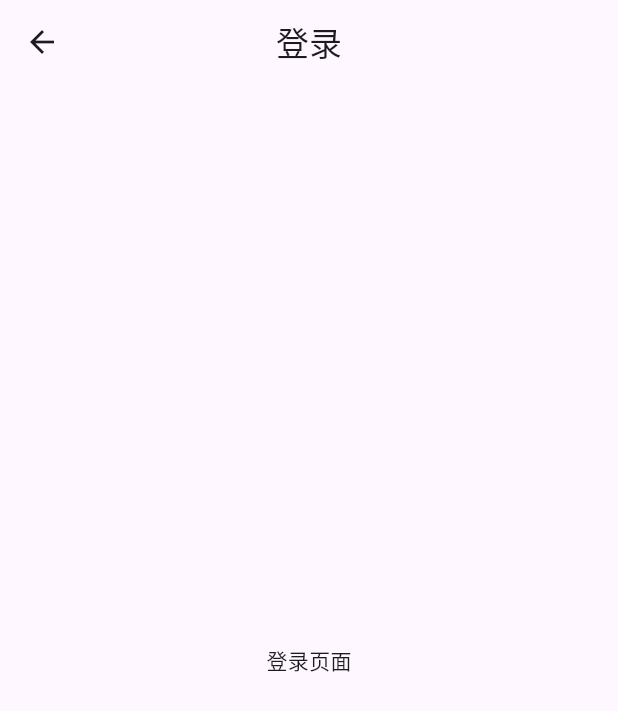
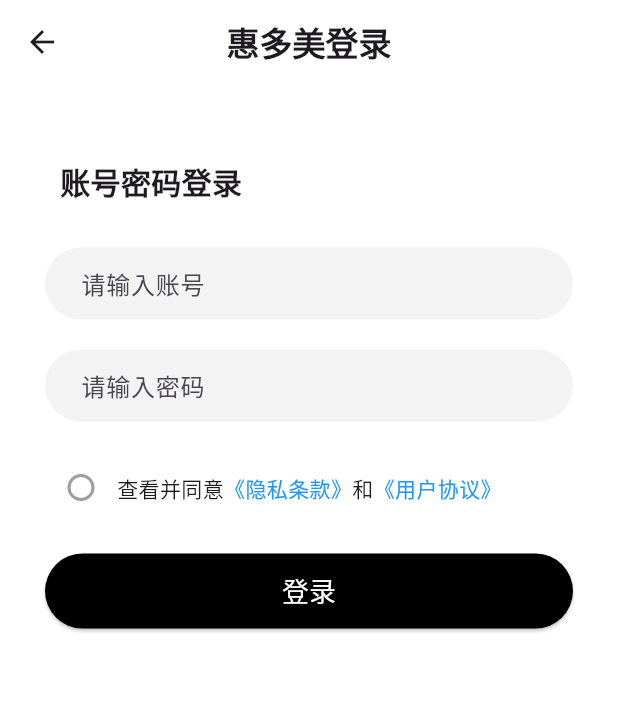
Before and after one commit to heima-A/gb_shop, a Flutter app: the LoginPage screen opened by its route, on a phone screen of 412 x 824 dp. Shown: the top 711 px of the screen. Run offline on Flutter 3.47's test engine with Material 3 defaults, Android fonts, the phone set to English and light mode, and no system bars; our stand-ins replace carousel_slider, dio; network calls fail.

Commit message:
表单校验完成

```diff
--- a/lib/pages/Home/Home.dart
+++ b/lib/pages/Home/Home.dart
@@ -177,7 +177,7 @@
     await _getOneStopList();
     await _getRecommendList();
     //展示刷新成功消息组件
-    ToastUtilis.shouToast(context, "刷新成功");
+    ToastUtilis.showToast(context, "刷新成功");
     _padding = 0;
     setState(() {
 
--- a/lib/pages/Login/index.dart
+++ b/lib/pages/Login/index.dart
@@ -1,4 +1,6 @@
 import 'package:flutter/material.dart';
+import 'package:gb_shop/utils/ToastUtilis.dart';
+
 
 class LoginPage extends StatefulWidget {
   LoginPage({Key? key}) : super(key: key);
@@ -8,15 +10,174 @@
 }
 
 class _LoginPageState extends State<LoginPage> {
+  TextEditingController _phoneController = TextEditingController(); // 账号控制器
+  TextEditingController _codeController = TextEditingController(); // 密码控制器
+  // 用户账号Widget
+  Widget _buildPhoneTextField() {
+    return TextFormField(
+      validator: (value) {
+        if(value == null || value.isEmpty) {
+          return '请输入账号';
+        }
+        if(!RegExp(r"^1[3-9]\d{9}$").hasMatch(value)) {
+          return '请输入正确的账号';
+        }
+        return null;
+      },
+      controller: _phoneController,
+      decoration: InputDecoration(
+        contentPadding: EdgeInsets.only(left: 20), // 内容内边距
+        hintText: "请输入账号",
+        fillColor: const Color.fromRGBO(243, 243, 243, 1),
+        filled: true,
+        border: OutlineInputBorder(
+          borderSide: BorderSide.none,
+          borderRadius: BorderRadius.circular(25),
+        ),
+      ),
+    );
+  }
+
+  // 用户密码Widget
+  Widget _buildCodeTextField() {
+    return TextFormField(
+      validator: (value) {
+        if(value == null || value.isEmpty) {
+          return '请输入密码';
+        }
+         if(!RegExp(r"^[a-zA-Z0-9_]{6,16}$").hasMatch(value)) {
+          return '请输入正确的密码';
+        }
+        return null;
+      },
+      controller: _codeController,
+      //表示密文 不显示输入的密码
+      obscureText: true,
+      decoration: InputDecoration(
+        contentPadding: EdgeInsets.only(left: 20), // 内容内边距
+        hintText: "请输入密码",
+        fillColor: const Color.fromRGBO(243, 243, 243, 1),
+        filled: true,
+        border: OutlineInputBorder(
+          borderSide: BorderSide.none,
+          borderRadius: BorderRadius.circular(25),
+        ),
+      ),
+    );
+  }
+
+  // 登录按钮Widget
+  Widget _buildLoginButton() {
+    return SizedBox(
+      width: double.infinity,
+      height: 50,
+      child: ElevatedButton(
+        onPressed: () {
+          // 登录逻辑
+        if( _formKey.currentState!.validate()){
+        if(_isChecked){
+          }else{
+              ToastUtilis.showToast(context,'请勾选同意隐私条款和用户协议');
+          }
+        }
+        },
+        style: ElevatedButton.styleFrom(
+          backgroundColor: Colors.black,
+          shape: RoundedRectangleBorder(
+            borderRadius: BorderRadius.circular(25),
+          ),
+        ),
+        child: Text("登录", style: TextStyle(fontSize: 18, color: Colors.white)),
+      ),
+    );
+  }
+
+  bool _isChecked = false;
+  // 勾选Widget
+  Widget _buildCheckbox() {
+    return Row(
+      children: [
+        // 设置勾选为圆角
+        Checkbox(
+          value: _isChecked,
+          activeColor: Colors.black,
+          checkColor: Colors.white,
+          onChanged: (bool? value) {
+            setState(() {
+              _isChecked = value ?? false;
+            });
+          },
+          // 设置形状
+          shape: RoundedRectangleBorder(
+            borderRadius: BorderRadius.circular(10), // 圆角大小
+          ),
+          // 可选：设置边框
+          side: BorderSide(color: Colors.grey, width: 2.0),
+        ),
+        Text.rich(
+          TextSpan(
+            children: [
+              TextSpan(text: "查看并同意"),
+              TextSpan(
+                text: "《隐私条款》",
+                style: TextStyle(color: Colors.blue),
+              ),
+              TextSpan(text: "和"),
+              TextSpan(
+                text: "《用户协议》",
+                style: TextStyle(color: Colors.blue),
+              ),
+            ],
+          ),
+        ),
+      ],
+    );
+  }
+
+  // 头部Widget
+  Widget _buildHeader() {
+    return Row(
+      children: [
+        Padding(
+          padding: EdgeInsets.only(left: 10),
+          child: Text(
+            "账号密码登录",
+            style: TextStyle(fontSize: 20, fontWeight: FontWeight.bold),
+          ),
+        ),
+      ],
+    );
+  }
+
+  final GlobalKey<FormState> _formKey = GlobalKey<FormState>();
   @override
   Widget build(BuildContext context) {
     return Scaffold(
       appBar: AppBar(
-        title: Text('登录'),
+        title: Text("惠多美登录", style: TextStyle(fontWeight: FontWeight.bold)),
         centerTitle: true,
+        backgroundColor: Colors.white,
       ),
-      body: Center(
-        child: Text('登录页面'),
+      body: Form(
+        key: _formKey,
+        child: Container(
+          padding: EdgeInsets.all(30),
+          color: Colors.white,
+          child: Column(
+            children: [
+              SizedBox(height: 20),
+              _buildHeader(),
+              SizedBox(height: 30),
+              _buildPhoneTextField(),
+              SizedBox(height: 20),
+              _buildCodeTextField(),
+              SizedBox(height: 20),
+              _buildCheckbox(),
+              SizedBox(height: 20),
+              _buildLoginButton(),
+            ],
+          ),
+        ),
       ),
     );
   }
--- a/lib/pages/Mine/Mine.dart
+++ b/lib/pages/Mine/Mine.dart
@@ -40,11 +40,17 @@
             child: Column(
               //让Column里所有子元素在水平方向上向左对齐 CrossAxisAlignment.start,
               crossAxisAlignment: CrossAxisAlignment.start,
-              children: const [
-                Text(
+              children:  [
+                GestureDetector(
+                  onTap: () {
+                    Navigator.pushNamed(context, '/login');
+                  },
+                  child:Text(
                   '立即登录',
                   style: TextStyle(fontSize: 18, fontWeight: FontWeight.w600),
                 ),
+                )
+
               ],
             ),
           ),
--- a/lib/utils/ToastUtilis.dart
+++ b/lib/utils/ToastUtilis.dart
@@ -1,7 +1,15 @@
 import 'package:flutter/material.dart';
 
 class ToastUtilis{
-    static void shouToast(BuildContext content,String? msg){
+    static bool showLoading = false;
+    static void showToast(BuildContext content,String? msg){
+      if(ToastUtilis.showLoading){
+        return;
+      }
+      ToastUtilis.showLoading = true;
+      Future.delayed(Duration(seconds: 3),(){
+        ToastUtilis.showLoading = false;
+      });
        ScaffoldMessenger.of(content).showSnackBar(
       SnackBar(
         //设置圆角
@@ -10,7 +18,7 @@
         ),
         //设置刷新成功信息停留时间
         duration: Duration(seconds: 2),
-        width: 120,
+        width: 180,
         //设置刷新成功消息框处于悬浮状态
         behavior: SnackBarBehavior.floating,
         content: Text(msg ?? "刷新成功",textAlign: TextAlign.center,),
```
